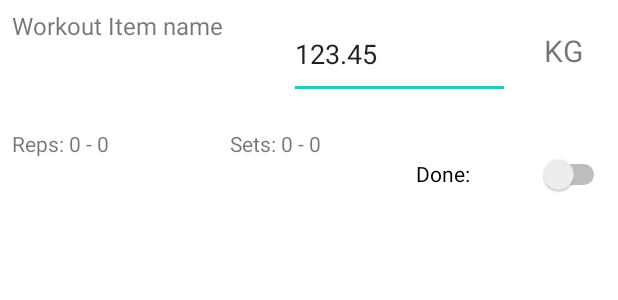
After one commit to DrAlliteration/Workout-List, an Android app: the layout workoutitems_adapter.xml on its own in the app's theme, with its tools: preview values and no code run, on a phone screen of 412 x 824 dp. The commit adds this screen. Shown: the top 300 px of the screen. Run offline under Robolectric (Android 15) with nearby library versions, the phone set to English and light mode, and no system bars.

Commit message:
feat: Implemented WorkoutItemAdapter

```diff
--- a/app/src/main/java/de/dralli/workoutlist/datacontrollers/WorkoutListController.kt
+++ b/app/src/main/java/de/dralli/workoutlist/datacontrollers/WorkoutListController.kt
@@ -47,6 +47,12 @@ class WorkoutListController private constructor(var sharedPreferences: SharedPre
         save()
     }
 
+    fun getWorkoutList(position: Int?): WorkoutList? {
+        if(position == null)
+            return null
+        return workoutLists[position]
+    }
+
 
     fun load(){
         workoutLists = ArrayList()
--- a/app/src/main/java/de/dralli/workoutlist/dataobjects/WorkoutItem.kt
+++ b/app/src/main/java/de/dralli/workoutlist/dataobjects/WorkoutItem.kt
@@ -10,10 +10,10 @@ data class WorkoutItem(
 ) {
     constructor(attributes: Map<String, Any>) : this(null, null, null, null, null, false){
         name = attributes.get("name") as String?
-        minReps = attributes.get("minReps") as Int?
-        maxReps = attributes.get("maxReps") as Int?
-        sets = attributes.get("sets") as Int?
-        weight = attributes.get("weight") as Int?
+        minReps = (attributes.get("minReps") as Double?)?.toInt()
+        maxReps = (attributes.get("maxReps") as Double?)?.toInt()
+        sets = (attributes.get("sets") as Double?)?.toInt()
+        weight = (attributes.get("weight") as Double?)?.toInt()
         done = false
     }
 }
--- /dev/null
+++ b/app/src/main/java/de/dralli/workoutlist/listadapters/WorkoutItemAdapter.kt
@@ -0,0 +1,51 @@
+package de.dralli.workoutlist.listadapters
+
+import android.content.Context
+import android.text.Editable
+import android.view.LayoutInflater
+import android.view.View
+import android.view.ViewGroup
+import android.widget.BaseAdapter
+import android.widget.EditText
+import android.widget.Switch
+import android.widget.TextView
+import de.dralli.workoutlist.R
+import de.dralli.workoutlist.dataobjects.WorkoutItem
+
+class WorkoutItemAdapter(private val context: Context, private val arrayList: java.util.ArrayList<WorkoutItem>) : BaseAdapter() {
+    private lateinit var name: TextView
+    private lateinit var weight: EditText
+    private lateinit var reps: TextView
+    private lateinit var sets: TextView
+    private lateinit var done: Switch
+
+
+    override fun getCount(): Int {
+        return arrayList.size
+    }
+
+    override fun getItem(position: Int): Any {
+        return position
+    }
+
+    override fun getItemId(position: Int): Long {
+        return position.toLong()
+    }
+
+    override fun getView(position: Int, convertView: View?, parent: ViewGroup): View? {
+        var convertView = LayoutInflater.from(context).inflate(R.layout.workoutitems_adapter, parent, false)
+        name = convertView.findViewById(R.id.workout_item_name)
+        weight = convertView.findViewById(R.id.workout_item_weight)
+        reps = convertView.findViewById(R.id.workout_item_reps)
+        sets = convertView.findViewById(R.id.workout_item_sets)
+        done = convertView.findViewById(R.id.workout_item_done)
+
+        var workoutItem = arrayList[position]
+        name.text = workoutItem.name
+        weight.text = Editable.Factory.getInstance().newEditable(workoutItem.weight?.toString())
+        sets.text = "Sets: "+workoutItem.sets
+        reps.text = "Reps: "+workoutItem.minReps + " - "+ workoutItem.maxReps
+
+        return convertView
+    }
+}
--- /dev/null
+++ b/app/src/main/res/layout/workoutitems_adapter.xml
@@ -0,0 +1,103 @@
+<?xml version="1.0" encoding="utf-8"?>
+<androidx.constraintlayout.widget.ConstraintLayout xmlns:android="http://schemas.android.com/apk/res/android"
+    xmlns:app="http://schemas.android.com/apk/res-auto"
+    android:layout_width="match_parent"
+    android:layout_height="wrap_content"
+    android:orientation="vertical"
+    android:padding="4dp">
+
+    <TextView
+        android:id="@+id/workout_item_name"
+        android:layout_width="171dp"
+        android:layout_height="59dp"
+        android:layout_marginStart="4dp"
+        android:layout_marginTop="2dp"
+        android:layout_marginBottom="12dp"
+        android:text="Workout Item name"
+        android:textSize="16sp"
+        app:layout_constraintBottom_toTopOf="@+id/divider"
+        app:layout_constraintStart_toStartOf="parent"
+        app:layout_constraintTop_toTopOf="parent" />
+
+    <EditText
+        android:id="@+id/workout_item_weight"
+        android:layout_width="147dp"
+        android:layout_height="60dp"
+        android:layout_marginStart="13dp"
+        android:layout_marginTop="2dp"
+        android:layout_marginBottom="12dp"
+        android:digits="5"
+        android:ems="10"
+        android:inputType="number"
+        android:text="123.45"
+        app:layout_constraintBottom_toTopOf="@+id/divider"
+        app:layout_constraintStart_toEndOf="@+id/workout_item_name"
+        app:layout_constraintTop_toTopOf="parent"
+        app:layout_constraintVertical_bias="0.0" />
+
+    <TextView
+        android:id="@+id/workout_item_reps"
+        android:layout_width="106dp"
+        android:layout_height="60dp"
+        android:layout_marginStart="4dp"
+        android:layout_marginTop="4dp"
+        android:layout_marginBottom="4dp"
+        android:text="Reps: 0 - 0"
+        app:layout_constraintBottom_toBottomOf="parent"
+        app:layout_constraintStart_toStartOf="parent"
+        app:layout_constraintTop_toBottomOf="@+id/divider" />
+
+
+    <TextView
+        android:id="@+id/workout_item_sets"
+        android:layout_width="106dp"
+        android:layout_height="60dp"
+        android:layout_marginStart="39dp"
+        android:layout_marginTop="4dp"
+        android:layout_marginBottom="4dp"
+        android:text="Sets: 0 - 0"
+        app:layout_constraintBottom_toBottomOf="parent"
+        app:layout_constraintStart_toEndOf="@+id/workout_item_reps"
+        app:layout_constraintTop_toBottomOf="@+id/divider" />
+
+    <TextView
+        android:id="@+id/workout_item_weight_unit"
+        android:layout_width="61dp"
+        android:layout_height="37dp"
+        android:layout_marginStart="6dp"
+        android:layout_marginTop="4dp"
+        android:layout_marginEnd="4dp"
+        android:layout_marginBottom="12dp"
+        android:text="KG"
+        android:textAlignment="center"
+        android:textSize="20sp"
+        app:layout_constraintBottom_toTopOf="@+id/divider"
+        app:layout_constraintEnd_toEndOf="parent"
+        app:layout_constraintStart_toEndOf="@+id/workout_item_weight"
+        app:layout_constraintTop_toTopOf="parent" />
+
+    <View
+        android:id="@+id/divider"
+        android:layout_width="409dp"
+        android:layout_height="1dp"
+        android:layout_marginTop="15dp"
+        android:background="?android:attr/listDivider"
+        android:visibility="invisible"
+        app:layout_constraintEnd_toEndOf="parent"
+        app:layout_constraintHorizontal_bias="1.0"
+        app:layout_constraintStart_toStartOf="parent"
+        app:layout_constraintTop_toBottomOf="@+id/workout_item_name" />
+
+    <Switch
+        android:id="@+id/workout_item_done"
+        android:layout_width="129dp"
+        android:layout_height="60dp"
+        android:layout_marginStart="40dp"
+        android:layout_marginTop="4dp"
+        android:layout_marginEnd="23dp"
+        android:text="Done: "
+        app:layout_constraintEnd_toEndOf="parent"
+        app:layout_constraintStart_toEndOf="@+id/workout_item_sets"
+        app:layout_constraintTop_toBottomOf="@+id/divider" />
+
+</androidx.constraintlayout.widget.ConstraintLayout>
```
Also changed, not shown: app/src/main/java/de/dralli/workoutlist/WorkoutOverviewFragment.kt (+1 -9 lines).
